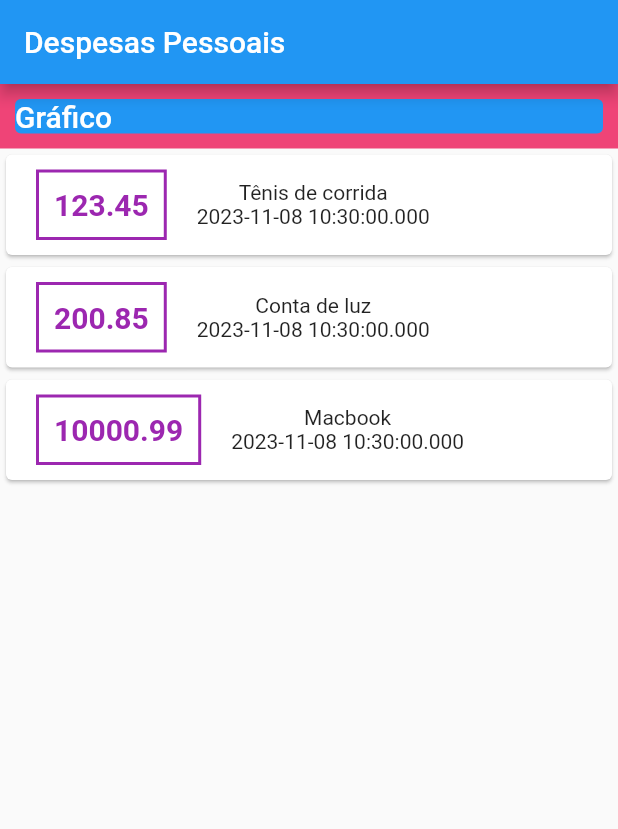
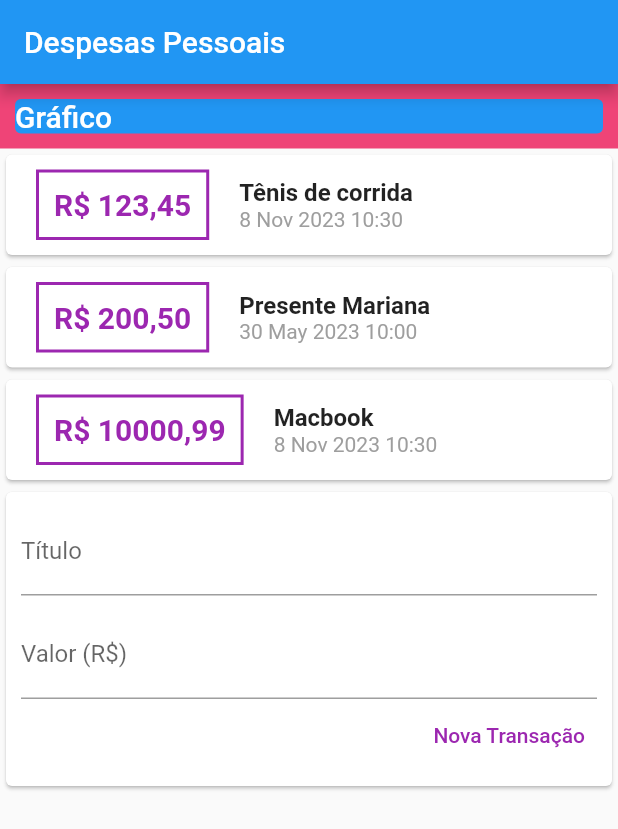
Before and after one commit to gatupi/expenses_flutter_app, a Flutter app: the screen it shows after launch, on a phone screen of 412 x 824 dp. Shown: the top 829 px of the screen. Run offline on Flutter 3.47's test engine with Material 2 defaults, Android fonts, the phone set to English and light mode, and no system bars.

```diff
--- a/lib/main.dart
+++ b/lib/main.dart
@@ -1,12 +1,12 @@
 import 'dart:math';
 import 'package:expenses/models/transaction.dart';
 import 'package:flutter/material.dart';
+import 'package:intl/intl.dart';
 
 void main() => runApp(ExpensesApp());
 
 class Utils {
   static int? fromHexToDecimal(String hex) {
-
     // validar hex param com regex (pattern: /^(0x)?[0-9A-Fa-f]+$/)
 
     final exp = RegExp(r'^(0x)?[0-9A-Fa-f]+$');
@@ -14,18 +14,38 @@ class Utils {
       return null;
     }
 
-    final digits = ['0','1','2','3','4','5','6','7','8','9','A','B','C','D','E','F'];
+    final digits = [
+      '0',
+      '1',
+      '2',
+      '3',
+      '4',
+      '5',
+      '6',
+      '7',
+      '8',
+      '9',
+      'A',
+      'B',
+      'C',
+      'D',
+      'E',
+      'F'
+    ];
     var decimal = 0;
 
-    hex.split('').map((h) => digits.indexOf(h)).toList()
-      .asMap().entries.forEach(
-        (e) => decimal += e.value * pow(16, hex.length - e.key - 1).toInt()
-      );
+    hex
+        .split('')
+        .map((h) => digits.indexOf(h))
+        .toList()
+        .asMap()
+        .entries
+        .forEach((e) =>
+            decimal += e.value * pow(16, hex.length - e.key - 1).toInt());
     return decimal;
   }
 
   static Color? fromHexColor(String hexColor) {
-
     if (!RegExp(r'^[\dA-Fa-f]{6}$').hasMatch(hexColor)) {
       return null;
     }
@@ -54,6 +74,21 @@ class TransactionCard extends StatelessWidget {
 
   TransactionCard(this._transaction);
 
+  String _formatDateTime(DateTime dateTime) {
+    final parts = {
+      'date': [dateTime.day, dateTime.month, dateTime.year],
+      'time': [dateTime.hour, dateTime.minute]
+    };
+
+    return parts['date']!
+            .asMap()
+            .entries
+            .map((e) => e.value.toString().padLeft(e.key > 1 ? 4 : 2, '0'))
+            .join('/') +
+        ' ' +
+        parts['time']!.map((e) => e.toString().padLeft(2, '0')).join(':');
+  }
+
   @override
   Widget build(BuildContext context) => Card(
         child: Row(children: <Widget>[
@@ -66,7 +101,7 @@ class TransactionCard extends StatelessWidget {
               color: Colors.purple,
             )),
             child: Text(
-              _transaction.value.toString(),
+              'R\$ ${_transaction.value.toStringAsFixed(2).replaceFirst('.', ',')}',
               style: const TextStyle(
                 color: Colors.purple,
                 fontWeight: FontWeight.bold,
@@ -75,23 +110,96 @@ class TransactionCard extends StatelessWidget {
             ),
           ),
           Column(
+            crossAxisAlignment: CrossAxisAlignment.start,
             children: <Widget>[
-              Text(_transaction.title),
-              Text(_transaction.dateTime.toString())
+              Text(
+                _transaction.title,
+                style: const TextStyle(
+                  fontWeight: FontWeight.bold,
+                  fontSize: 16,
+                ),
+              ),
+              Text(
+                DateFormat('d MMM y hh:mm').format(_transaction.dateTime),
+                style: const TextStyle(color: Colors.grey),
+              )
             ],
           )
         ]),
       );
 }
 
-class MyHomePage extends StatelessWidget {
+class ExpenseFormState extends State<ExpenseForm> {
+
+  double? _value;
+  String? _title;
+  void Function(Transaction)? _onExpenseAdded;
+
+  ExpenseFormState(this._onExpenseAdded);
+
+  @override
+  Widget build(BuildContext context) => Card(
+        child: Padding(
+          padding: const EdgeInsets.all(10),
+          child: Column(children: <Widget>[
+            Container(
+                margin: const EdgeInsets.only(bottom: 10),
+                child: TextField(
+                  decoration: const InputDecoration(labelText: 'Título'),
+                  onChanged: (value) => setState(() => _title = value),
+                )),
+            TextField(
+              decoration: const InputDecoration(
+                labelText: 'Valor (R\$)',
+              ),
+              onChanged: (value) => setState(() {
+                _value = double.parse(value);
+              }),
+            ),
+            Row(
+              mainAxisAlignment: MainAxisAlignment.end,
+              children: [
+                TextButton(
+                  onPressed: () => _onExpenseAdded!.call((Transaction(id: '123', title: _title!, value: _value!))),
+                  style: const ButtonStyle(
+                      foregroundColor:
+                          MaterialStatePropertyAll<Color>(Colors.purple)),
+                  child: const Text('Nova Transação'),
+                ),
+              ],
+            )
+          ]),
+        ),
+      );
+}
+
+class ExpenseForm extends StatefulWidget {
+
+  void Function(Transaction)? _onExpenseAdded;
+
+  ExpenseForm(this._onExpenseAdded);
+
+  @override
+  ExpenseFormState createState() => ExpenseFormState(_onExpenseAdded);
+}
+
+class MyHomePage extends StatefulWidget {
+  @override
+  MyHomePageState createState() => MyHomePageState();
+}
+
+class MyHomePageState extends State<MyHomePage> {
   final List<Transaction> _transactions = [
     Transaction(id: '123', title: 'Tênis de corrida', value: 123.45),
-    Transaction(id: 'ALSKDJF', title: 'Conta de luz', value: 200.85),
+    Transaction(
+        id: 'GIFT',
+        title: 'Presente Mariana',
+        value: 200.5,
+        dateTime: DateTime(2023, 5, 30, 10)),
     Transaction(id: 'TUPI', title: 'Macbook', value: 10000.99)
   ];
 
-  MyHomePage() {
+  MyHomePageState() {
     _transactions.forEach((element) => print(element));
   }
 
@@ -124,7 +232,8 @@ class MyHomePage extends StatelessWidget {
             ),
             Column(
               children: _transactions.map((t) => TransactionCard(t)).toList(),
-            )
+            ),
+            ExpenseForm((t) => setState(() => _transactions.add(t)))
           ],
         ));
   }
--- a/pubspec.yaml
+++ b/pubspec.yaml
@@ -30,6 +30,7 @@ environment:
 dependencies:
   flutter:
     sdk: flutter
+  intl: ^0.18.1
 
 
   # The following adds the Cupertino Icons font to your application.
```
Also changed, not shown: pubspec.lock.
